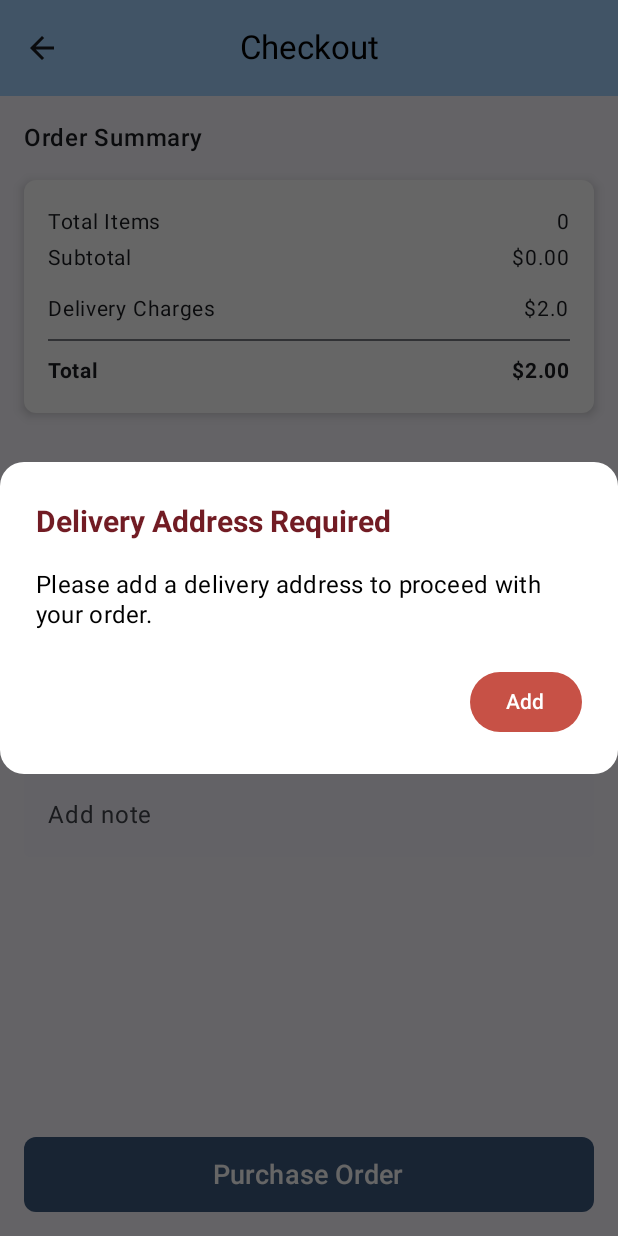
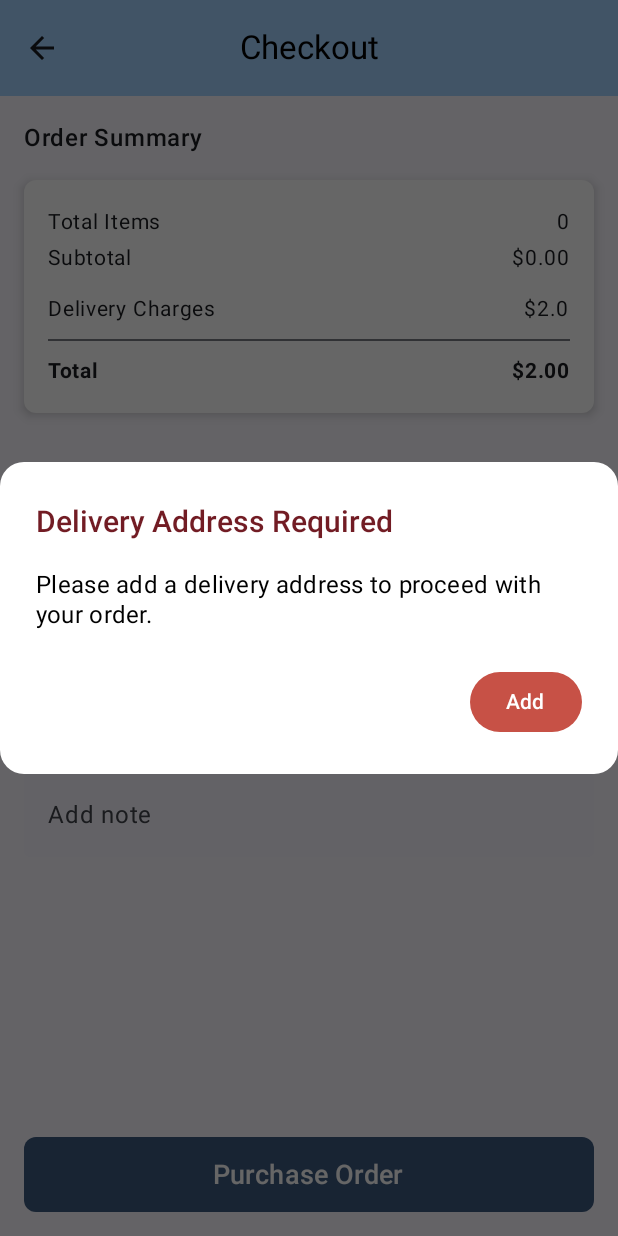
Before and after one commit to JaninduDiz/eCommerce-Android-App, an Android app built with Jetpack Compose: the composable CheckoutScreen called with empty values, after a tap on "Purchase Order", on a phone screen of 412 x 824 dp. Run offline under Robolectric (Android 15) with nearby library versions, the phone set to English and light mode, and no system bars; 2 other taps on this screen came first.

Commit message:
refactor custom modal

```diff
--- a/app/src/main/java/com/example/shoppingapp/views/components/CustomModal.kt
+++ b/app/src/main/java/com/example/shoppingapp/views/components/CustomModal.kt
@@ -1,9 +1,17 @@
 package com.example.shoppingapp.views.components
 
-import androidx.compose.foundation.layout.*
+import androidx.compose.foundation.layout.Column
 import androidx.compose.foundation.shape.RoundedCornerShape
-import androidx.compose.material3.*
-import androidx.compose.runtime.*
+import androidx.compose.material3.AlertDialog
+import androidx.compose.material3.Button
+import androidx.compose.material3.ButtonColors
+import androidx.compose.material3.ButtonDefaults
+import androidx.compose.material3.Text
+import androidx.compose.runtime.Composable
+import androidx.compose.runtime.getValue
+import androidx.compose.runtime.mutableStateOf
+import androidx.compose.runtime.remember
+import androidx.compose.runtime.setValue
 import androidx.compose.ui.graphics.Color
 import androidx.compose.ui.text.font.FontWeight
 import androidx.compose.ui.tooling.preview.Preview
@@ -32,7 +40,7 @@ fun CustomModal(
 ) {
 
     val textColor = when (type) {
-        ModalType.SUCCESS -> Color(0xFF155724)  // Dark green for success text
+        ModalType.SUCCESS -> Color.Black  // Black for success text
         ModalType.ERROR -> Color(0xFF721C24)    // Dark red for error text
     }
 
@@ -42,7 +50,7 @@ fun CustomModal(
             Text(
                 text = if (title.isNotEmpty()) title else if (type == ModalType.SUCCESS) "Success" else "Error",
                 color = textColor,
-                fontWeight = FontWeight.Bold,
+                fontWeight = FontWeight.SemiBold,
                 fontSize = 20.sp
             )
         },
```
